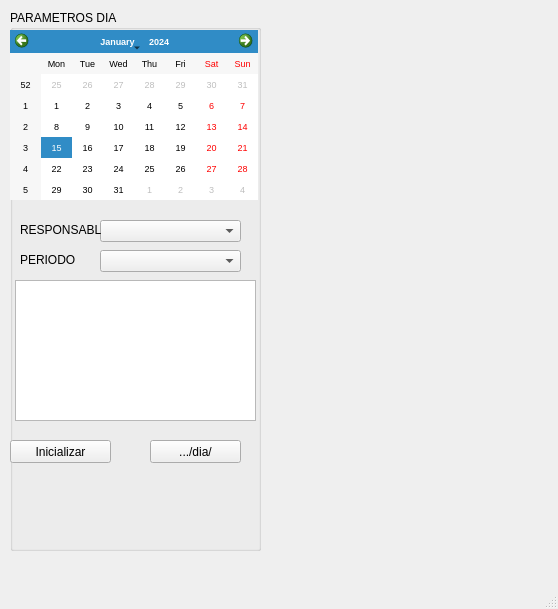
Old version of the form src/ui/inicio.ui in the repository RedSismicaAustro/rsa_sismologia.
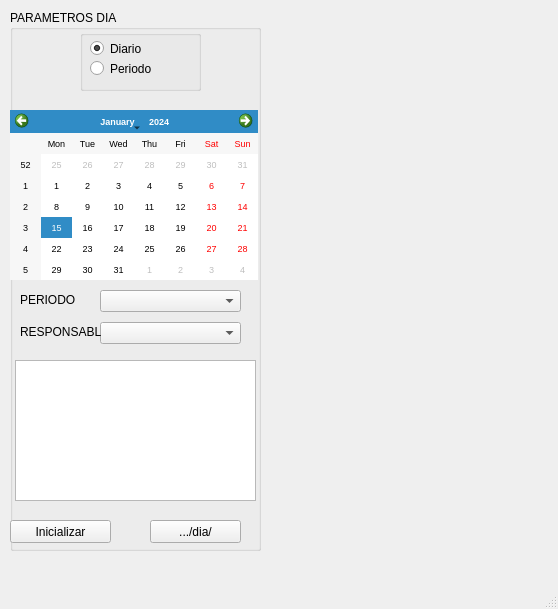
New version of the form.

What changed in the file:
```diff
--- a/src/ui/inicio.ui
+++ b/src/ui/inicio.ui
@@ -30,7 +30,7 @@
      <property name="geometry">
       <rect>
        <x>0</x>
-       <y>430</y>
+       <y>510</y>
        <width>101</width>
        <height>23</height>
       </rect>
@@ -46,7 +46,7 @@
      <property name="geometry">
       <rect>
        <x>140</x>
-       <y>430</y>
+       <y>510</y>
        <width>91</width>
        <height>23</height>
       </rect>
@@ -59,7 +59,7 @@
      <property name="geometry">
       <rect>
        <x>5</x>
-       <y>270</y>
+       <y>350</y>
        <width>241</width>
        <height>141</height>
       </rect>
@@ -72,7 +72,7 @@
      <property name="geometry">
       <rect>
        <x>90</x>
-       <y>210</y>
+       <y>312</y>
        <width>141</width>
        <height>22</height>
       </rect>
@@ -82,7 +82,7 @@
      <property name="geometry">
       <rect>
        <x>10</x>
-       <y>210</y>
+       <y>312</y>
        <width>81</width>
        <height>20</height>
       </rect>
@@ -98,7 +98,7 @@
      <property name="geometry">
       <rect>
        <x>90</x>
-       <y>240</y>
+       <y>280</y>
        <width>141</width>
        <height>22</height>
       </rect>
@@ -108,7 +108,7 @@
      <property name="geometry">
       <rect>
        <x>10</x>
-       <y>240</y>
+       <y>280</y>
        <width>81</width>
        <height>20</height>
       </rect>
@@ -121,7 +121,7 @@
      <property name="geometry">
       <rect>
        <x>0</x>
-       <y>20</y>
+       <y>100</y>
        <width>248</width>
        <height>170</height>
       </rect>
@@ -132,6 +132,48 @@
       </font>
      </property>
     </widget>
+    <widget class="QGroupBox" name="cmbx_resposables_3">
+     <property name="geometry">
+      <rect>
+       <x>70</x>
+       <y>20</y>
+       <width>121</width>
+       <height>61</height>
+      </rect>
+     </property>
+     <property name="title">
+      <string/>
+     </property>
+     <widget class="QRadioButton" name="radioButton_periodo">
+      <property name="geometry">
+       <rect>
+        <x>10</x>
+        <y>30</y>
+        <width>82</width>
+        <height>17</height>
+       </rect>
+      </property>
+      <property name="text">
+       <string>Periodo</string>
+      </property>
+     </widget>
+     <widget class="QRadioButton" name="radioButton_diario">
+      <property name="geometry">
+       <rect>
+        <x>10</x>
+        <y>10</y>
+        <width>82</width>
+        <height>17</height>
+       </rect>
+      </property>
+      <property name="text">
+       <string>Diario</string>
+      </property>
+      <property name="checked">
+       <bool>true</bool>
+      </property>
+     </widget>
+    </widget>
    </widget>
   </widget>
   <widget class="QMenuBar" name="menubar">
```
